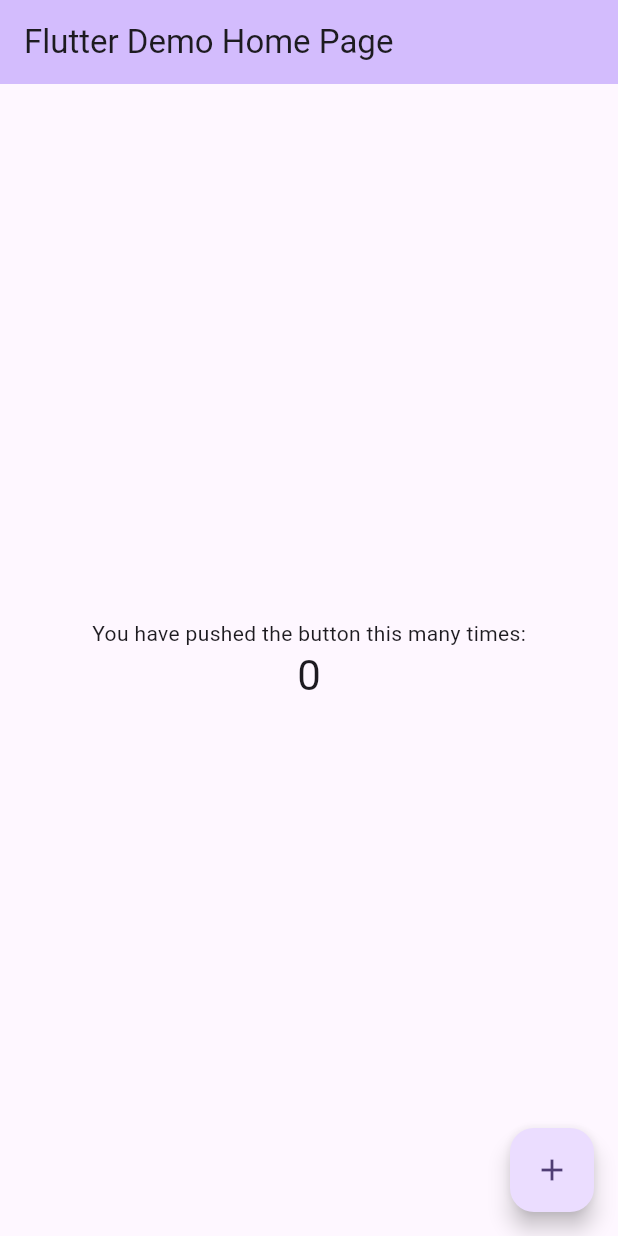
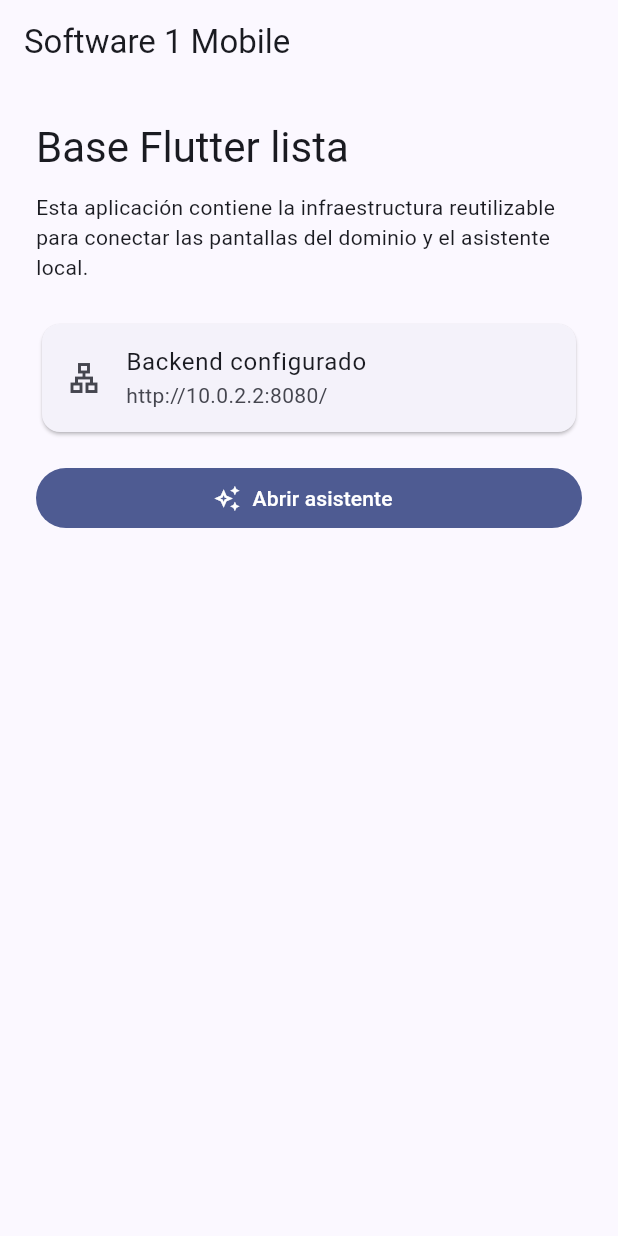
Before and after one commit to susanacamacholobo/genera_tabla, a Flutter app: the screen it shows after launch, on a phone screen of 412 x 824 dp. Run offline on Flutter 3.47's test engine with Material 3 defaults, Android fonts, the phone set to English and light mode, and no system bars.

Commit message:
feat: build reusable Flutter application foundation

```diff
--- /dev/null
+++ b/mobile-client/flutter/lib/app.dart
@@ -0,0 +1,68 @@
+import 'package:flutter/material.dart';
+
+import 'core/api/api_client.dart';
+import 'core/config/app_configuration.dart';
+import 'core/dependencies/app_dependencies.dart';
+import 'navigation/app_router.dart';
+
+class Software1App extends StatefulWidget {
+  const Software1App({required this.configuration, this.apiClient, super.key});
+
+  final AppConfiguration configuration;
+  final ApiClient? apiClient;
+
+  @override
+  State<Software1App> createState() => _Software1AppState();
+}
+
+class _Software1AppState extends State<Software1App> {
+  late ApiClient _apiClient;
+  late bool _ownsApiClient;
+
+  @override
+  void initState() {
+    super.initState();
+    _setApiClient();
+  }
+
+  @override
+  void didUpdateWidget(covariant Software1App oldWidget) {
+    super.didUpdateWidget(oldWidget);
+    if (oldWidget.apiClient != widget.apiClient ||
+        oldWidget.configuration != widget.configuration) {
+      if (_ownsApiClient) _apiClient.close();
+      _setApiClient();
+    }
+  }
+
+  void _setApiClient() {
+    _ownsApiClient = widget.apiClient == null;
+    _apiClient =
+        widget.apiClient ?? ApiClient(configuration: widget.configuration);
+  }
+
+  @override
+  void dispose() {
+    if (_ownsApiClient) _apiClient.close();
+    super.dispose();
+  }
+
+  @override
+  Widget build(BuildContext context) {
+    final router = AppRouter(configuration: widget.configuration);
+    return AppDependencies(
+      configuration: widget.configuration,
+      apiClient: _apiClient,
+      child: MaterialApp(
+        title: 'Software 1 Mobile',
+        debugShowCheckedModeBanner: false,
+        theme: ThemeData(
+          colorScheme: ColorScheme.fromSeed(seedColor: const Color(0xff3157d5)),
+          useMaterial3: true,
+        ),
+        initialRoute: AppRoutes.home,
+        onGenerateRoute: router.onGenerateRoute,
+      ),
+    );
+  }
+}
--- /dev/null
+++ b/mobile-client/flutter/lib/core/api/api_response.dart
@@ -0,0 +1,11 @@
+class ApiResponse {
+  const ApiResponse({
+    required this.statusCode,
+    required this.headers,
+    this.data,
+  });
+
+  final int statusCode;
+  final Map<String, String> headers;
+  final Object? data;
+}
--- /dev/null
+++ b/mobile-client/flutter/lib/core/config/app_configuration.dart
@@ -0,0 +1,50 @@
+import '../errors/app_exception.dart';
+
+class AppConfiguration {
+  AppConfiguration._(this.apiBaseUri);
+
+  static const defaultApiBaseUrl = 'http://10.0.2.2:8080';
+
+  final Uri apiBaseUri;
+
+  factory AppConfiguration.fromEnvironment() {
+    const value = String.fromEnvironment(
+      'API_BASE_URL',
+      defaultValue: defaultApiBaseUrl,
+    );
+    return AppConfiguration.fromValue(value);
+  }
+
+  factory AppConfiguration.fromValue(String value) {
+    final normalized = value.trim();
+    final uri = Uri.tryParse(normalized);
+    if (uri == null ||
+        !uri.hasAuthority ||
+        uri.host.isEmpty ||
+        !const {'http', 'https'}.contains(uri.scheme) ||
+        uri.hasQuery ||
+        uri.hasFragment ||
+        uri.userInfo.isNotEmpty) {
+      throw const ConfigurationException(
+        'API_BASE_URL debe ser una URL HTTP(S) absoluta y sin query ni fragmento.',
+      );
+    }
+
+    final path = uri.path.isEmpty
+        ? '/'
+        : uri.path.endsWith('/')
+        ? uri.path
+        : '${uri.path}/';
+    return AppConfiguration._(uri.replace(path: path));
+  }
+
+  Uri endpoint(String path, {Map<String, String>? queryParameters}) {
+    final relativePath = path.trim().replaceFirst(RegExp(r'^/+'), '');
+    return apiBaseUri.replace(
+      path: '${apiBaseUri.path}$relativePath',
+      queryParameters: queryParameters?.isEmpty ?? true
+          ? null
+          : queryParameters,
+    );
+  }
+}
--- /dev/null
+++ b/mobile-client/flutter/lib/core/dependencies/app_dependencies.dart
@@ -0,0 +1,31 @@
+import 'package:flutter/widgets.dart';
+
+import '../api/api_client.dart';
+import '../config/app_configuration.dart';
+
+class AppDependencies extends InheritedWidget {
+  const AppDependencies({
+    required this.configuration,
+    required this.apiClient,
+    required super.child,
+    super.key,
+  });
+
+  final AppConfiguration configuration;
+  final ApiClient apiClient;
+
+  static AppDependencies of(BuildContext context) {
+    final dependencies = context
+        .dependOnInheritedWidgetOfExactType<AppDependencies>();
+    assert(
+      dependencies != null,
+      'AppDependencies no está disponible en este contexto.',
+    );
+    return dependencies!;
+  }
+
+  @override
+  bool updateShouldNotify(AppDependencies oldWidget) =>
+      configuration != oldWidget.configuration ||
+      apiClient != oldWidget.apiClient;
+}
--- /dev/null
+++ b/mobile-client/flutter/lib/core/errors/app_exception.dart
@@ -0,0 +1,32 @@
+class AppException implements Exception {
+  const AppException(this.userMessage);
+
+  final String userMessage;
+
+  @override
+  String toString() => userMessage;
+}
+
+class ConfigurationException extends AppException {
+  const ConfigurationException(super.userMessage);
+}
+
+class NetworkException extends AppException {
+  const NetworkException(super.userMessage);
+}
+
+class ResponseDecodingException extends AppException {
+  const ResponseDecodingException(super.userMessage);
+}
+
+class ApiException extends AppException {
+  const ApiException({required this.statusCode, required String userMessage})
+    : super(userMessage);
+
+  final int statusCode;
+}
+
+String userMessageFor(Object error) {
+  if (error is AppException) return error.userMessage;
+  return 'Ocurrió un error inesperado. Inténtalo nuevamente.';
+}
--- /dev/null
+++ b/mobile-client/flutter/lib/features/home/home_screen.dart
@@ -0,0 +1,47 @@
+import 'package:flutter/material.dart';
+
+import '../../core/config/app_configuration.dart';
+import '../../navigation/app_router.dart';
+
+class HomeScreen extends StatelessWidget {
+  const HomeScreen({required this.configuration, super.key});
+
+  final AppConfiguration configuration;
+
+  @override
+  Widget build(BuildContext context) {
+    return Scaffold(
+      appBar: AppBar(title: const Text('Software 1 Mobile')),
+      body: SafeArea(
+        child: ListView(
+          padding: const EdgeInsets.all(24),
+          children: [
+            Text(
+              'Base Flutter lista',
+              style: Theme.of(context).textTheme.headlineMedium,
+            ),
+            const SizedBox(height: 12),
+            const Text(
+              'Esta aplicación contiene la infraestructura reutilizable para conectar las pantallas del dominio y el asistente local.',
+            ),
+            const SizedBox(height: 24),
+            Card(
+              child: ListTile(
+                leading: const Icon(Icons.lan_outlined),
+                title: const Text('Backend configurado'),
+                subtitle: Text(configuration.apiBaseUri.toString()),
+              ),
+            ),
+            const SizedBox(height: 16),
+            FilledButton.icon(
+              onPressed: () =>
+                  Navigator.of(context).pushNamed(AppRoutes.assistant),
+              icon: const Icon(Icons.auto_awesome_outlined),
+              label: const Text('Abrir asistente'),
+            ),
+          ],
+        ),
+      ),
+    );
+  }
+}
--- a/mobile-client/flutter/lib/main.dart
+++ b/mobile-client/flutter/lib/main.dart
@@ -1,122 +1,9 @@
 import 'package:flutter/material.dart';
 
+import 'app.dart';
+import 'core/config/app_configuration.dart';
+
 void main() {
-  runApp(const MyApp());
+  WidgetsFlutterBinding.ensureInitialized();
+  runApp(Software1App(configuration: AppConfiguration.fromEnvironment()));
 }
-
-class MyApp extends StatelessWidget {
-  const MyApp({super.key});
-
-  // This widget is the root of your application.
-  @override
-  Widget build(BuildContext context) {
-    return MaterialApp(
-      title: 'Flutter Demo',
-      theme: ThemeData(
-        // This is the theme of your application.
-        //
-        // TRY THIS: Try running your application with "flutter run". You'll see
-        // the application has a purple toolbar. Then, without quitting the app,
-        // try changing the seedColor in the colorScheme below to Colors.green
-        // and then invoke "hot reload" (save your changes or press the "hot
-        // reload" button in a Flutter-supported IDE, or press "r" if you used
-        // the command line to start the app).
-        //
-        // Notice that the counter didn't reset back to zero; the application
-        // state is not lost during the reload. To reset the state, use hot
-        // restart instead.
-        //
-        // This works for code too, not just values: Most code changes can be
-        // tested with just a hot reload.
-        colorScheme: .fromSeed(seedColor: Colors.deepPurple),
-      ),
-      home: const MyHomePage(title: 'Flutter Demo Home Page'),
-    );
-  }
-}
-
-class MyHomePage extends StatefulWidget {
-  const MyHomePage({super.key, required this.title});
-
-  // This widget is the home page of your application. It is stateful, meaning
-  // that it has a State object (defined below) that contains fields that affect
-  // how it looks.
-
-  // This class is the configuration for the state. It holds the values (in this
-  // case the title) provided by the parent (in this case the App widget) and
-  // used by the build method of the State. Fields in a Widget subclass are
-  // always marked "final".
-
-  final String title;
-
-  @override
-  State<MyHomePage> createState() => _MyHomePageState();
-}
-
-class _MyHomePageState extends State<MyHomePage> {
-  int _counter = 0;
-
-  void _incrementCounter() {
-    setState(() {
-      // This call to setState tells the Flutter framework that something has
-      // changed in this State, which causes it to rerun the build method below
-      // so that the display can reflect the updated values. If we changed
-      // _counter without calling setState(), then the build method would not be
-      // called again, and so nothing would appear to happen.
-      _counter++;
-    });
-  }
-
-  @override
-  Widget build(BuildContext context) {
-    // This method is rerun every time setState is called, for instance as done
-    // by the _incrementCounter method above.
-    //
-    // The Flutter framework has been optimized to make rerunning build methods
-    // fast, so that you can just rebuild anything that needs updating rather
-    // than having to individually change instances of widgets.
-    return Scaffold(
-      appBar: AppBar(
-        // TRY THIS: Try changing the color here to a specific color (to
-        // Colors.amber, perhaps?) and trigger a hot reload to see the AppBar
-        // change color while the other colors stay the same.
-        backgroundColor: Theme.of(context).colorScheme.inversePrimary,
-        // Here we take the value from the MyHomePage object that was created by
-        // the App.build method, and use it to set our appbar title.
-        title: Text(widget.title),
-      ),
-      body: Center(
-        // Center is a layout widget. It takes a single child and positions it
-        // in the middle of the parent.
-        child: Column(
-          // Column is also a layout widget. It takes a list of children and
-          // arranges them vertically. By default, it sizes itself to fit its
-          // children horizontally, and tries to be as tall as its parent.
-          //
-          // Column has various properties to control how it sizes itself and
-          // how it positions its children. Here we use mainAxisAlignment to
-          // center the children vertically; the main axis here is the vertical
-          // axis because Columns are vertical (the cross axis would be
-          // horizontal).
-          //
-          // TRY THIS: Invoke "debug painting" (choose the "Toggle Debug Paint"
-          // action in the IDE, or press "p" in the console), to see the
-          // wireframe for each widget.
-          mainAxisAlignment: .center,
-          children: [
-            const Text('You have pushed the button this many times:'),
-            Text(
-              '$_counter',
-              style: Theme.of(context).textTheme.headlineMedium,
-            ),
-          ],
-        ),
-      ),
-      floatingActionButton: FloatingActionButton(
-        onPressed: _incrementCounter,
-        tooltip: 'Increment',
-        child: const Icon(Icons.add),
-      ),
-    );
-  }
-}
--- /dev/null
+++ b/mobile-client/flutter/lib/navigation/app_router.dart
@@ -0,0 +1,52 @@
+import 'package:flutter/material.dart';
+
+import '../core/config/app_configuration.dart';
+import '../features/assistant/assistant_screen.dart';
+import '../features/home/home_screen.dart';
+
+abstract final class AppRoutes {
+  static const home = '/';
+  static const assistant = '/assistant';
+}
+
+class AppRouter {
+  const AppRouter({required this.configuration});
+
+  final AppConfiguration configuration;
+
+  Route<void> onGenerateRoute(RouteSettings settings) {
+    return switch (settings.name) {
+      AppRoutes.home => MaterialPageRoute<void>(
+        settings: settings,
+        builder: (_) => HomeScreen(configuration: configuration),
+      ),
+      AppRoutes.assistant => MaterialPageRoute<void>(
+        settings: settings,
+        builder: (_) => const AssistantScreen(),
+      ),
+      _ => MaterialPageRoute<void>(
+        settings: settings,
+        builder: (_) => const _UnknownRouteScreen(),
+      ),
+    };
+  }
+}
+
+class _UnknownRouteScreen extends StatelessWidget {
+  const _UnknownRouteScreen();
+
+  @override
+  Widget build(BuildContext context) {
+    return Scaffold(
+      appBar: AppBar(title: const Text('Ruta no encontrada')),
+      body: Center(
+        child: FilledButton(
+          onPressed: () => Navigator.of(
+            context,
+          ).pushNamedAndRemoveUntil(AppRoutes.home, (_) => false),
+          child: const Text('Volver al inicio'),
+        ),
+      ),
+    );
+  }
+}
--- a/mobile-client/flutter/pubspec.yaml
+++ b/mobile-client/flutter/pubspec.yaml
@@ -31,9 +31,8 @@ dependencies:
   flutter:
     sdk: flutter
 
-  # The following adds the Cupertino Icons font to your application.
-  # Use with the CupertinoIcons class for iOS style icons.
   cupertino_icons: ^1.0.8
+  http: ^1.6.0
 
 dev_dependencies:
   flutter_test:
```
Also changed, not shown: mobile-client/flutter/lib/assistant/assistant_panel.dart (added, +115 -0 lines), mobile-client/flutter/lib/core/api/api_client.dart (added, +148 -0 lines), mobile-client/flutter/lib/features/assistant/assistant_screen.dart (added, +50 -0 lines), mobile-client/flutter/pubspec.lock, 5 other files.
